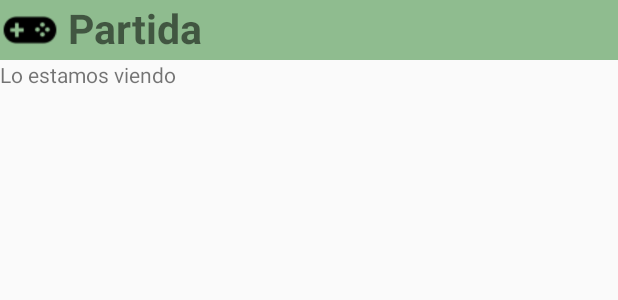
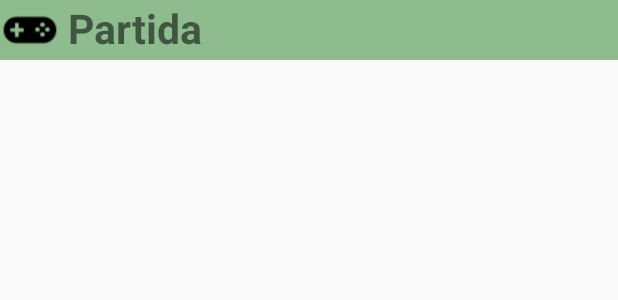
Before and after one commit to lrcarrera/Reversi, an Android app: the layout activity_desarrollo_juego.xml on its own in the app's theme, with its tools: preview values and no code run, on a phone screen of 412 x 824 dp. Shown: the top 300 px of the screen. Run offline under Robolectric (Android 15) with nearby library versions, the phone set to English and light mode, and no system bars.

```diff
--- a/app/src/main/res/layout/activity_desarrollo_juego.xml
+++ b/app/src/main/res/layout/activity_desarrollo_juego.xml
@@ -39,7 +39,7 @@
         android:layout_width="wrap_content"
         android:layout_height="wrap_content"
         android:layout_below="@+id/header"
-        android:text="Lo estamos viendo"/>
+        android:text=""/>
 
     <GridView
         android:id="@+id/grid_custom"
@@ -52,30 +52,12 @@
         <!--android:stretchMode="columnWidth"
         android:scaleType="centerCrop"-->
 
-    <!--<GridView xmlns:android="http://schemas.android.com/apk/res/android"
-        android:id="@+id/grid_custom"
+    <TextView
+        android:id="@+id/text_fichas"
         android:layout_width="wrap_content"
         android:layout_height="wrap_content"
-        android:adjustViewBounds="true"
-        android:horizontalSpacing="@dimen/null_spacing"
-        android:verticalSpacing="@dimen/null_spacing"
-        android:layout_below="@+id/text"
-        android:gravity="center"
-        android:stretchMode="columnWidth">
-    </GridView>-->
-
-
-
-    <!--<GridView
-        android:layout_below="@+id/game_in_progress"
-        android:id="@+id/game_grid"
-        android:layout_width="wrap_content"
-        android:layout_height="match_parent"
-        android:adjustViewBounds="true"
-        android:horizontalSpacing="0dp"
-        android:stretchMode="columnWidth"
-        android:scaleType="centerCrop">
-    </GridView>-->
+        android:layout_below="@+id/grid_custom"
+        android:text="" />
 
 
 </RelativeLayout>
--- a/app/src/main/res/values/strings.xml
+++ b/app/src/main/res/values/strings.xml
@@ -35,6 +35,7 @@
 
     <!--- Desarrollo Juego -->
     <string name="partida">Partida</string>
+    <string name="info_caselles">Tu: \'%s\'  Oponent: \'%s\' Caselles Pendents: \'%s\' </string>
 
     <!--- Resultados Juego -->
     <string name="resultados">Resultat</string>
```
Also changed, not shown: app/src/main/java/com/example/radu/reversi/CustomAdapter.java (+31 -33 lines), app/src/main/java/com/example/radu/reversi/DesarrolloJuego.java (+7 -3 lines).
